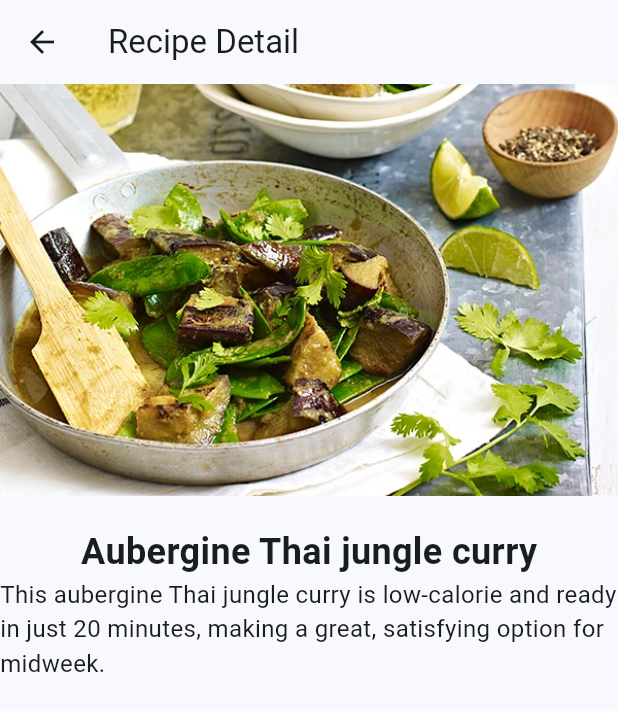
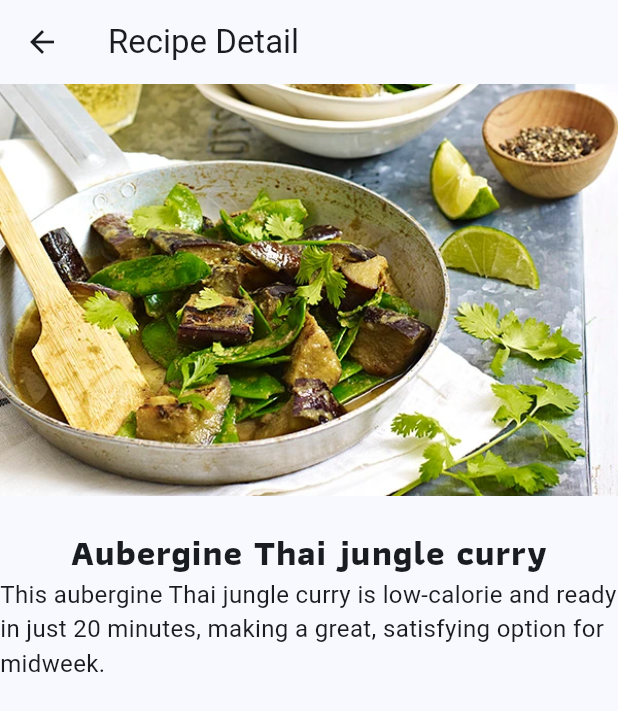
Before and after one commit to Eittipakorn/Recipe, a Flutter app: the screen it shows after launch, after a tap on "Aubergine Thai jungle curry", on a phone screen of 412 x 824 dp. Shown: the top 711 px of the screen. Run offline on Flutter 3.47's test engine with Material 3 defaults, Android fonts, the phone set to English and light mode, and no system bars.

Commit message:
Add font family

```diff
--- a/lib/main.dart
+++ b/lib/main.dart
@@ -75,7 +75,7 @@ class _MyHomePageState extends State<MyHomePage> {
         padding: const EdgeInsets.all(16.0),
         child: Column(
           children: <Widget>[
-            Text(recipe.imgLabel, style: const TextStyle(fontSize: 20.0, fontWeight: FontWeight.w700, fontFamily: 'Palatino',)),
+            Text(recipe.imgLabel, style: const TextStyle(fontSize: 20.0, fontWeight: FontWeight.w700, fontFamily: 'Athiti',)),
             Image(image: AssetImage(recipe.imageUrl)),
             const SizedBox(height: 14.0),
             Text("I'm HUNGRY!"),
--- a/lib/recipe-detail.dart
+++ b/lib/recipe-detail.dart
@@ -19,7 +19,7 @@ class RecipeDetail extends StatelessWidget{
             const SizedBox(height: 20),
             Text(
               recipe.imgLabel,
-              style: const TextStyle(fontSize: 24, fontWeight: FontWeight.bold),
+              style: const TextStyle(fontSize: 24, fontFamily: 'Athiti', fontWeight: FontWeight.bold),
             ),
             Text(
               recipe.imgDesc,
```
Also changed, not shown: pubspec.yaml (+15 -0 lines), assets/fonts/Athiti-Bold.ttf (added), assets/fonts/Athiti-ExtraLight.ttf (added), assets/fonts/Athiti-Light.ttf (added), assets/fonts/Athiti-Medium.ttf (added), assets/fonts/Athiti-Regular.ttf (added), assets/fonts/Athiti-SemiBold.ttf (added).
